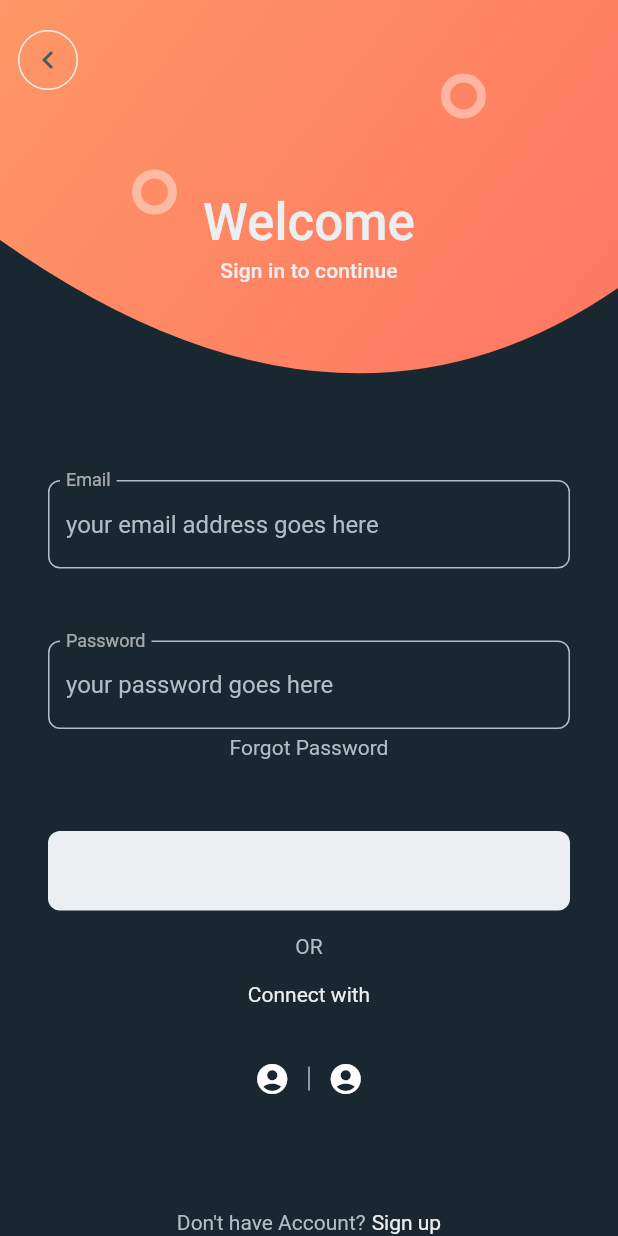
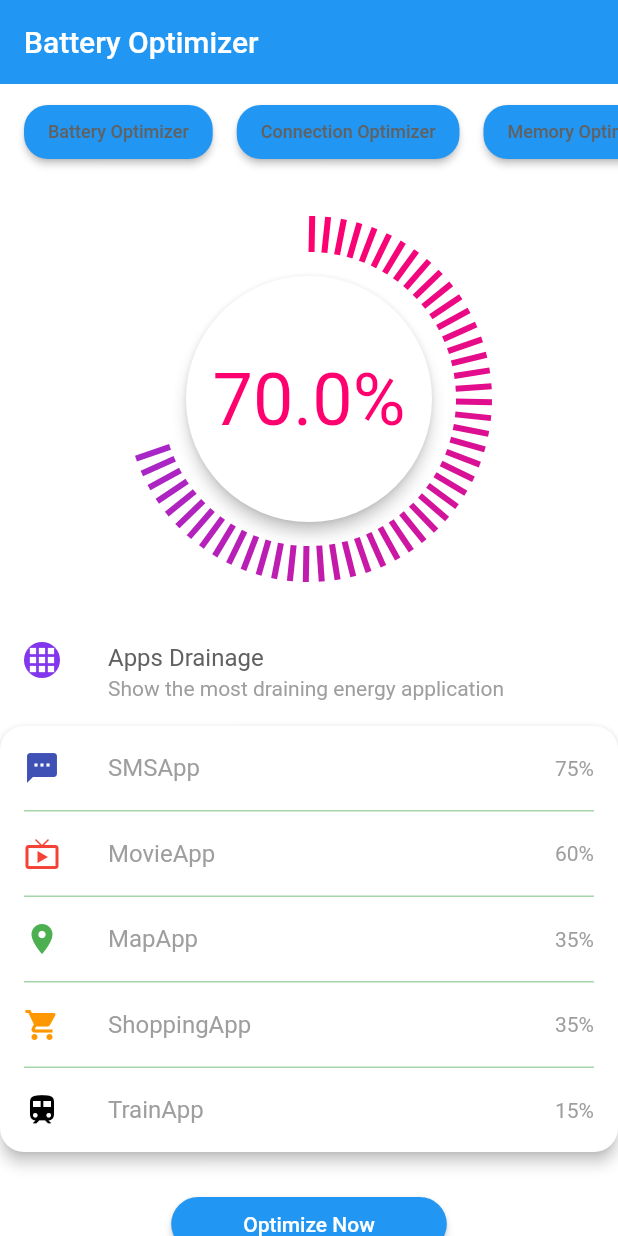
Before and after one commit to Nokokinoko/flutter_tutorial, a Flutter app: the screen it shows after launch, on a phone screen of 412 x 824 dp. Run offline on Flutter 3.47's test engine with Material 2 defaults, Android fonts, the phone set to English and light mode, and no system bars; missing offline and left inert: dart:ffi.

Commit message:
fix battery optimizer

```diff
--- /dev/null
+++ b/lib/battery_optimizer/app_list.dart
@@ -0,0 +1,100 @@
+import 'package:flutter/material.dart';
+import 'package:tutorial/constant/colors.dart';
+
+class _HorizontalBorder extends StatelessWidget {
+  @override
+  Widget build(BuildContext context) {
+    return Container(
+      height: 1,
+      margin: const EdgeInsets.symmetric(horizontal: 16),
+      color: Colors.green[200],
+    );
+  }
+}
+
+class _AppColumn extends StatelessWidget {
+  final String name;
+  final Icon icon;
+  final String percentage;
+
+  const _AppColumn({
+    Key? key,
+    required this.name,
+    required this.icon,
+    required this.percentage,
+  }) : super(key: key);
+
+  @override
+  Widget build(BuildContext context) {
+    return ListTile(
+      leading: icon,
+      title: Text(
+        name,
+        style: const TextStyle(color: kBatteryOptimizerTextColor),
+      ),
+      trailing: Text(
+        percentage,
+        style: const TextStyle(color: kBatteryOptimizerTextColor),
+      ),
+    );
+  }
+}
+
+class AppsDrainage extends StatelessWidget {
+  @override
+  Widget build(BuildContext context) {
+    return Column(
+      children: [
+        ListTile(
+          leading: ClipOval(
+            child: Container(
+              color: kBatteryOptimizerPurple,
+              child: const Icon(Icons.apps, color: Colors.white),
+            ),
+          ),
+          title: const Text(
+            'Apps Drainage',
+            style: TextStyle(color: kBatteryOptimizerTitleColor),
+          ),
+          subtitle: const Text(
+            'Show the most draining energy application',
+            style: TextStyle(color: kBatteryOptimizerTextColor),
+          ),
+        ),
+        Material(
+          color: Colors.white,
+          elevation: kBatteryOptimizerElevation,
+          borderRadius: BorderRadius.circular(16),
+          child: Column(
+            children: [
+              const _AppColumn(
+                  name: 'SMSApp',
+                  icon: Icon(Icons.sms, color: Colors.indigo),
+                  percentage: '75%'),
+              _HorizontalBorder(),
+              const _AppColumn(
+                  name: 'MovieApp',
+                  icon: Icon(Icons.live_tv, color: Colors.red),
+                  percentage: '60%'),
+              _HorizontalBorder(),
+              const _AppColumn(
+                  name: 'MapApp',
+                  icon: Icon(Icons.place, color: Colors.green),
+                  percentage: '35%'),
+              _HorizontalBorder(),
+              const _AppColumn(
+                  name: 'ShoppingApp',
+                  icon: Icon(Icons.local_grocery_store, color: Colors.orange),
+                  percentage: '35%'),
+              _HorizontalBorder(),
+              const _AppColumn(
+                  name: 'TrainApp',
+                  icon: Icon(Icons.train, color: Colors.black),
+                  percentage: '15%'),
+            ],
+          ),
+        ),
+      ],
+    );
+  }
+}
--- /dev/null
+++ b/lib/battery_optimizer/battery_optimizer.dart
@@ -0,0 +1,106 @@
+import 'package:flutter/material.dart';
+import 'package:tutorial/battery_optimizer/app_list.dart';
+import 'package:tutorial/battery_optimizer/indicator.dart';
+import 'package:tutorial/constant/colors.dart';
+
+class BatteryOptimizerPage extends StatelessWidget {
+  const BatteryOptimizerPage({super.key});
+
+  @override
+  Widget build(BuildContext context) {
+    return Scaffold(
+      backgroundColor: Theme.of(context).backgroundColor,
+      appBar: AppBar(
+        title: const Text('Battery Optimizer'),
+        centerTitle: false,
+        elevation: 0,
+      ),
+      body: SingleChildScrollView(
+        child: Column(
+          children: [
+            const OptimizerButtons(),
+            const BatteryLevelIndicator(),
+            AppsDrainage(),
+            OptimizeNow(),
+          ],
+        ),
+      ),
+    );
+  }
+}
+
+class _OptimizerButton extends StatelessWidget {
+  final String text;
+
+  const _OptimizerButton({
+    Key? key,
+    required this.text,
+  }) : super(key: key);
+
+  @override
+  Widget build(BuildContext context) {
+    return ElevatedButton(
+      style: ElevatedButton.styleFrom(
+        foregroundColor: Colors.white,
+        padding: const EdgeInsets.symmetric(horizontal: 16),
+        shape: RoundedRectangleBorder(
+          borderRadius: BorderRadius.circular(16),
+        ),
+      ),
+      onPressed: () {},
+      child: Text(
+        text,
+        style:
+            const TextStyle(color: kBatteryOptimizerTitleColor, fontSize: 12),
+      ),
+    );
+  }
+}
+
+class OptimizerButtons extends StatelessWidget {
+  const OptimizerButtons({super.key});
+
+  @override
+  Widget build(BuildContext context) {
+    return SingleChildScrollView(
+      scrollDirection: Axis.horizontal,
+      child: Padding(
+        padding: const EdgeInsets.symmetric(vertical: 8),
+        child: Row(
+          children: [
+            const SizedBox(width: 16),
+            const _OptimizerButton(text: 'Battery Optimizer'),
+            const SizedBox(width: 16),
+            const _OptimizerButton(text: 'Connection Optimizer'),
+            const SizedBox(width: 16),
+            const _OptimizerButton(text: 'Memory Optimizer'),
+            const SizedBox(width: 16),
+            const _OptimizerButton(text: 'Storage Optimizer'),
+            const SizedBox(width: 16),
+          ],
+        ),
+      ),
+    );
+  }
+}
+
+class OptimizeNow extends StatelessWidget {
+  @override
+  Widget build(BuildContext context) {
+    return Padding(
+      padding: const EdgeInsets.symmetric(vertical: 24),
+      child: ElevatedButton(
+        style: ElevatedButton.styleFrom(
+          foregroundColor: kBatteryOptimizerPurple,
+          padding: const EdgeInsets.symmetric(horizontal: 48),
+          shape: RoundedRectangleBorder(
+            borderRadius: BorderRadius.circular(24),
+          ),
+        ),
+        onPressed: () {},
+        child:
+            const Text('Optimize Now', style: TextStyle(color: Colors.white)),
+      ),
+    );
+  }
+}
--- /dev/null
+++ b/lib/battery_optimizer/indicator.dart
@@ -0,0 +1,88 @@
+import 'dart:math';
+import 'package:flutter/material.dart';
+import 'package:tutorial/constant/colors.dart';
+
+class _BatteryLevelIndicatorPainter extends CustomPainter {
+  final double percentage;
+  final double textCircleRadius;
+
+  _BatteryLevelIndicatorPainter({
+    required this.percentage,
+    required this.textCircleRadius,
+  });
+
+  @override
+  void paint(Canvas canvas, Size size) {
+    const spaceLen = 16;
+    const lineLen = 24;
+    for (int i = 1; i < (360 * percentage); i += 5) {
+      final per = i / 360.0;
+      final color = ColorTween(
+        begin: kBatteryOptimizerIndicatorBegin,
+        end: kBatteryOptimizerIndicatorEnd,
+      ).lerp(per)!;
+
+      final paint = Paint()
+        ..color = color
+        ..style = PaintingStyle.stroke
+        ..strokeWidth = 4;
+
+      final angle = (2 * pi * per) - (pi * 0.5);
+      final cosByAngle = cos(angle);
+      final sinByAngle = sin(angle);
+
+      final offset0 = Offset(size.width * 0.5, size.height * 0.5);
+      final offset1 = offset0.translate(
+        (textCircleRadius + spaceLen) * cosByAngle,
+        (textCircleRadius + spaceLen) * sinByAngle,
+      );
+      final offset2 = offset1.translate(
+        lineLen * cosByAngle,
+        lineLen * sinByAngle,
+      );
+
+      canvas.drawLine(offset1, offset2, paint);
+    }
+  }
+
+  @override
+  bool shouldRepaint(CustomPainter oldDelegate) {
+    return false;
+  }
+}
+
+class BatteryLevelIndicator extends StatelessWidget {
+  const BatteryLevelIndicator({super.key});
+
+  final percentage = 0.7;
+  final size = 164.0;
+
+  @override
+  Widget build(BuildContext context) {
+    return CustomPaint(
+      painter: _BatteryLevelIndicatorPainter(
+        percentage: percentage,
+        textCircleRadius: size * 0.5,
+      ),
+      child: Container(
+        padding: const EdgeInsets.all(64),
+        child: Material(
+          color: Colors.white,
+          elevation: kBatteryOptimizerElevation,
+          borderRadius: BorderRadius.circular(size * 0.5),
+          child: SizedBox(
+            width: size,
+            height: size,
+            child: Center(
+              child: Text(
+                '${percentage * 100}%',
+                style:
+                    const TextStyle(color: kBatteryOptimizerPink, fontSize: 48),
+              ),
+            ),
+          ),
+        ),
+      ),
+    );
+  }
+}
--- a/lib/constant/colors.dart
+++ b/lib/constant/colors.dart
@@ -1,3 +1,5 @@
+import 'dart:ffi';
+
 import 'package:flutter/material.dart';
 
 const Color kSignInBackgroundColor = Color(0xFF192830);
@@ -7,3 +9,11 @@ const Color kSignInTextColorSecondary = Color(0xFFB0BEC5);
 const Color kSignInButtonColorPrimary = Color(0xFFECEFF1);
 const Color kSignInButtonTextColorPrimary = Color(0xFF455A64);
 const Color kSignInIconColor = Color(0xFF455A64);
+
+const Color kBatteryOptimizerPurple = Color(0xFF8337EC);
+const Color kBatteryOptimizerPink = Color(0xFFFF006F);
+const Color kBatteryOptimizerIndicatorBegin = kBatteryOptimizerPink;
+const Color kBatteryOptimizerIndicatorEnd = kBatteryOptimizerPurple;
+const Color kBatteryOptimizerTitleColor = Color(0xFF616161);
+const Color kBatteryOptimizerTextColor = Color(0xFF9E9E9E);
+const double kBatteryOptimizerElevation = 4.0;
--- a/lib/main.dart
+++ b/lib/main.dart
@@ -1,6 +1,8 @@
 import 'package:flutter/material.dart';
+import 'package:tutorial/constant/colors.dart';
 import 'package:tutorial/admin_mobile/admin_mobile.dart';
 import 'package:tutorial/sign_in/sign_in.dart';
+import 'package:tutorial/battery_optimizer/battery_optimizer.dart';
 
 void main() {
   runApp(const MyApp());
@@ -14,10 +16,14 @@ class MyApp extends StatelessWidget {
     return MaterialApp(
       debugShowCheckedModeBanner: false,
       title: 'Flutter Tutorial',
-      theme: ThemeData.dark().copyWith(
-          colorScheme: ColorScheme.fromSwatch()
-              .copyWith(secondary: const Color(0xFFFE7C64))),
-      home: const WelcomePage(),
+      theme: ThemeData.light().copyWith(
+        primaryColor: Colors.white,
+        primaryTextTheme: const TextTheme(
+          headline6: TextStyle(color: kBatteryOptimizerTitleColor),
+        ),
+        backgroundColor: Colors.white,
+      ),
+      home: const BatteryOptimizerPage(),
     );
   }
 }
```
Also changed, not shown: 1 other file.
